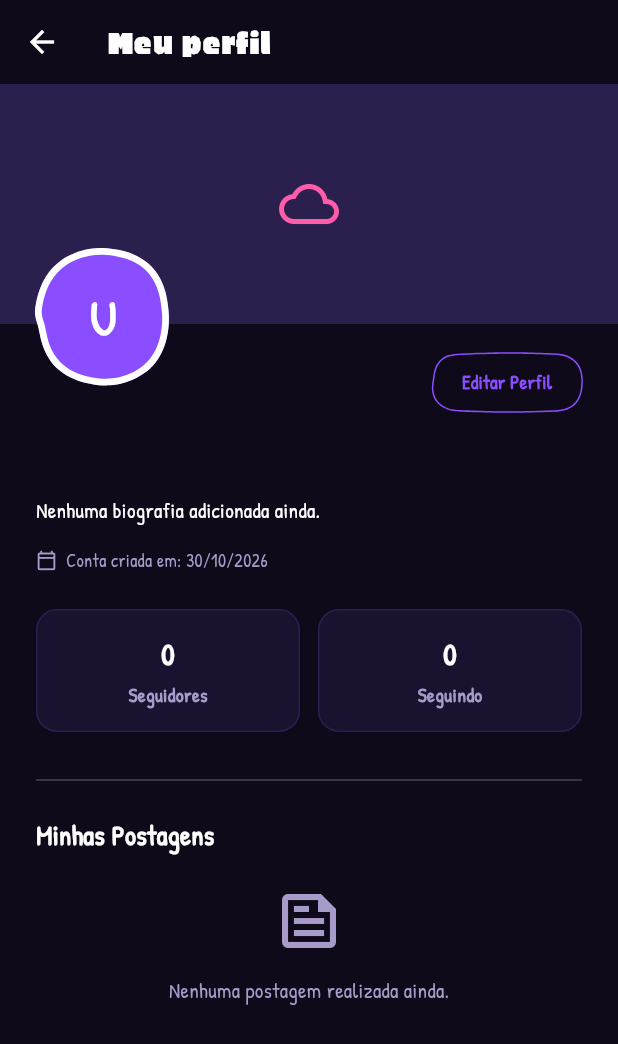
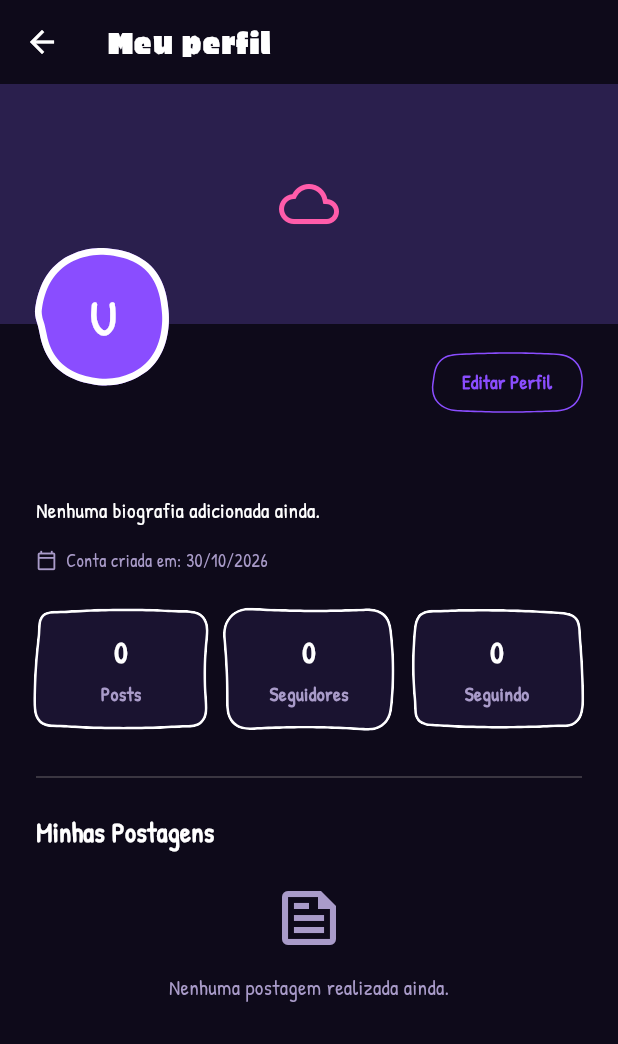
Before and after one commit to enzinh16/aBolha, a Flutter app: the ProfileScreen screen opened directly, on a phone screen of 412 x 824 dp. Shown: the top 1044 px of the screen. Run offline on Flutter 3.47's test engine with Material 3 defaults, Android fonts, the phone set to English and light mode, and no system bars; our stand-ins replace cloud_firestore, firebase_auth, firebase_core, image_picker; accounts and stored records are empty; generated files the repository leaves out were written again.

Commit message:
Adiciona estatísticas de posts no perfil do usuário com contorno estilizado

```diff
--- a/app/lib/screens/profile_screen.dart
+++ b/app/lib/screens/profile_screen.dart
@@ -390,7 +390,16 @@ class _ProfileScreenState extends State<ProfileScreen> {
       children: [
         Expanded(
           child: _botaoEstatistica(
+            titulo: 'Posts',
+            variant: 0,
+            stream: _postService.ouvirMeusPosts(uid),
+          ),
+        ),
+        const SizedBox(width: 12),
+        Expanded(
+          child: _botaoEstatistica(
             titulo: 'Seguidores',
+            variant: 1,
             stream: FirebaseFirestore.instance
                 .collection('users')
                 .doc(uid)
@@ -403,6 +412,7 @@ class _ProfileScreenState extends State<ProfileScreen> {
         Expanded(
           child: _botaoEstatistica(
             titulo: 'Seguindo',
+            variant: 2,
             stream: FirebaseFirestore.instance
                 .collection('users')
                 .doc(uid)
@@ -419,7 +429,8 @@ class _ProfileScreenState extends State<ProfileScreen> {
     required String titulo,
     required Stream<QuerySnapshot<Map<String, dynamic>>>
         stream,
-    required VoidCallback onTap,
+    VoidCallback? onTap,
+    int variant = 0,
   }) {
     return StreamBuilder<
         QuerySnapshot<Map<String, dynamic>>>(
@@ -428,24 +439,29 @@ class _ProfileScreenState extends State<ProfileScreen> {
         final quantidade =
             snapshot.data?.docs.length ?? 0;
 
+        // Mesmo contorno rabiscado do restante do app
+        final forma = SketchBorder(
+          borderRadius: BorderRadius.circular(14),
+          side: const BorderSide(
+            color: BolhaColors.outline,
+            width: 1.8,
+          ),
+          variant: variant,
+        );
+
         return Material(
           color: BolhaColors.surface,
-          borderRadius: BorderRadius.circular(14),
+          shape: forma,
+          clipBehavior: Clip.antiAlias,
           child: InkWell(
+            customBorder: forma,
             onTap: onTap,
-            borderRadius: BorderRadius.circular(14),
             child: Container(
+              width: double.infinity,
               padding:
                   const EdgeInsets.symmetric(
                 vertical: 14,
                 horizontal: 12,
-              ),
-              decoration: BoxDecoration(
-                borderRadius:
-                    BorderRadius.circular(14),
-                border: Border.all(
-                  color: BolhaColors.surfaceAlt,
-                ),
               ),
               child: Column(
                 children: [
```
Also changed, not shown: app/lib/screens/user_profile_screen.dart (+30 -3 lines).
